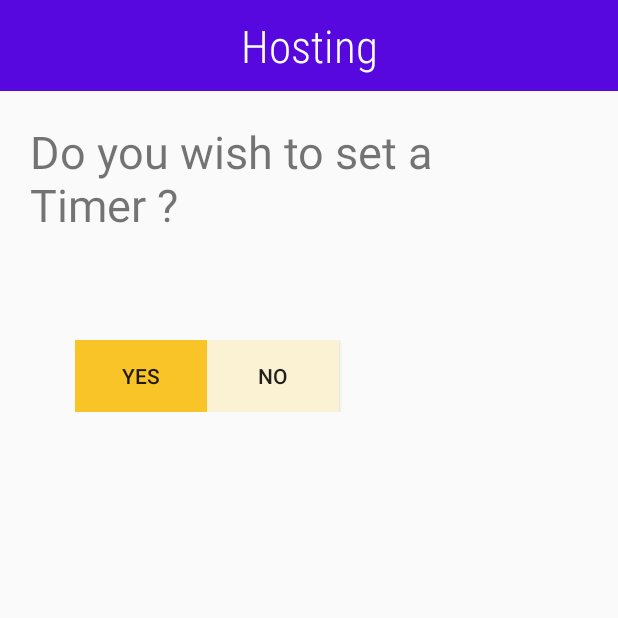
After one commit to sandy13521/Quiz-Generator, an Android app: the StartActivity screen opened directly, with no data from a screen before it, on a phone screen of 412 x 824 dp, the top half of it. The commit adds this screen. Run offline under Robolectric (Android 15) with nearby library versions, the phone set to English and light mode, and no system bars.

Commit message:
Fixing Bugs.

```diff
--- a/app/build.gradle
+++ b/app/build.gradle
@@ -2,7 +2,7 @@ apply plugin: 'com.android.application'
 apply plugin: 'com.google.gms.google-services'
 android {
     compileSdkVersion 29
-    buildToolsVersion"29.0.2"
+    buildToolsVersion "29.0.2"
     defaultConfig {
         applicationId "com.example.quizgenerator"
         minSdkVersion 24
@@ -33,6 +33,7 @@ dependencies {
     implementation 'com.firebaseui:firebase-ui-auth:6.2.0'
     implementation 'com.google.firebase:firebase-auth:19.3.1'
     implementation 'com.google.android.gms:play-services-auth:18.0.0'
+    implementation 'com.google.android.material:material:1.2.0-alpha02'
 }
 configurations.all {
     resolutionStrategy.eachDependency { DependencyResolveDetails details ->
@@ -42,4 +43,5 @@ configurations.all {
                 details.useVersion "${targetSdk}.+"
             }
         }
-    }}
+    }
+}
--- a/app/src/main/AndroidManifest.xml
+++ b/app/src/main/AndroidManifest.xml
@@ -9,7 +9,8 @@
         android:roundIcon="@mipmap/ic_launcher_round"
         android:supportsRtl="true"
         android:theme="@style/AppTheme">
-        <activity android:name=".Dashboard"></activity>
+        <activity android:name=".StartActivity" />
+        <activity android:name=".Dashboard" />
         <activity android:name=".SignUpActivity" />
         <activity android:name=".LoginActivity" />
         <activity android:name=".ListOfQuizs" />
--- a/app/src/main/java/com/example/quizgenerator/Question.java
+++ b/app/src/main/java/com/example/quizgenerator/Question.java
@@ -81,6 +81,7 @@ public class Question extends AppCompatActivity {
             intent.putExtra("update", true);
         }
         startActivity(intent);
+        finish();
     }
 
     //Handling Addition of new Edit text for Options in case it is not picked up by Firebas eml.
--- a/app/src/main/java/com/example/quizgenerator/SignUpActivity.java
+++ b/app/src/main/java/com/example/quizgenerator/SignUpActivity.java
@@ -76,7 +76,7 @@ public class SignUpActivity extends AppCompatActivity {
                                                             mAuth.signOut();
 
                                                             //Go Back to Login Page.
-                                                            Intent intent = new Intent(SignUpActivity.this, LoginActivity.class);
+                                                            Intent intent = new Intent(SignUpActivity.this, Dashboard.class);
                                                             intent.putExtra("registration", true);
                                                             startActivity(intent);
                                                             finish();
--- /dev/null
+++ b/app/src/main/java/com/example/quizgenerator/StartActivity.java
@@ -0,0 +1,69 @@
+package com.example.quizgenerator;
+
+import android.content.Intent;
+import android.os.Bundle;
+import android.view.View;
+import android.widget.Button;
+import android.widget.EditText;
+
+import androidx.appcompat.app.ActionBar;
+import androidx.appcompat.app.AlertDialog;
+import androidx.appcompat.app.AppCompatActivity;
+
+public class StartActivity extends AppCompatActivity {
+    //Declaring Variables.
+    public Button yesButton;
+    public Button noButton;
+    public Button startButton;
+    public EditText minutesEditText;
+
+
+    @Override
+    protected void onCreate(Bundle savedInstanceState) {
+        super.onCreate(savedInstanceState);
+        setContentView(R.layout.activity_start);
+
+        ActionBar actionbar = getSupportActionBar();
+        actionbar.hide();
+
+        //Initializing Variables.
+        yesButton = findViewById(R.id.yes_button);
+        noButton = findViewById(R.id.no_button);
+        startButton = findViewById(R.id.start_button);
+        minutesEditText = findViewById(R.id.minutes_edit_text);
+
+        yesButton.setOnClickListener(new View.OnClickListener() {
+            @Override
+            public void onClick(View v) {
+                startButton.setVisibility(View.VISIBLE);
+                minutesEditText.setVisibility(View.VISIBLE);
+            }
+        });
+
+        noButton.setOnClickListener(new View.OnClickListener() {
+            @Override
+            public void onClick(View v) {
+                Intent intent = new Intent(StartActivity.this, HostActivity.class);
+                intent.putExtra("QuizName", getIntent().getExtras().getString("QuizName"));
+            }
+        });
+
+        startButton.setOnClickListener(new View.OnClickListener() {
+            @Override
+            public void onClick(View v) {
+                Intent intent = new Intent(StartActivity.this, HostActivity.class);
+                intent.putExtra("QuizName", getIntent().getExtras().getString("QuizName"));
+                if (minutesEditText.getText().toString() != "") {
+                    intent.putExtra("Timer", minutesEditText.getText());
+                } else {
+                    AlertDialog.Builder alert = new AlertDialog.Builder(StartActivity.this);
+                    alert.setTitle("Missing Something!");
+                    alert.setMessage("Please Enter the Duration of the Quiz in minutes");
+                    alert.setPositiveButton("OK", null);
+                    alert.show();
+                }
+            }
+        });
+
+    }
+}
--- /dev/null
+++ b/app/src/main/res/layout/activity_start.xml
@@ -0,0 +1,78 @@
+<?xml version="1.0" encoding="utf-8"?>
+<androidx.constraintlayout.widget.ConstraintLayout xmlns:android="http://schemas.android.com/apk/res/android"
+    xmlns:tools="http://schemas.android.com/tools"
+    android:layout_width="match_parent"
+    android:layout_height="match_parent"
+    tools:context=".StartActivity">
+
+    <LinearLayout
+        android:layout_width="match_parent"
+        android:layout_height="match_parent"
+        android:orientation="vertical">
+
+        <TextView
+            android:layout_width="match_parent"
+            android:layout_height="wrap_content"
+            android:background="#5608DF"
+            android:fontFamily="sans-serif-condensed-light"
+            android:padding="10dp"
+            android:text="Hosting"
+            android:textAlignment="center"
+            android:textColor="#FFFFFF"
+            android:textSize="30sp" />
+
+        <TextView
+            android:layout_width="match_parent"
+            android:layout_height="wrap_content"
+            android:layout_margin="20dp"
+            android:text="Do you wish to set a Timer ?"
+            android:textSize="30sp" />
+
+        <LinearLayout
+            android:layout_width="match_parent"
+            android:layout_height="wrap_content"
+            android:layout_margin="50dp"
+            android:orientation="horizontal">
+
+            <Button
+                android:id="@+id/yes_button"
+                android:layout_width="wrap_content"
+                android:layout_height="wrap_content"
+                android:layout_gravity="start"
+                android:background="#F8C427"
+                android:padding="8dp"
+                android:text="YES" />
+
+            <Button
+                android:id="@+id/no_button"
+                android:layout_width="wrap_content"
+                android:layout_height="wrap_content"
+                android:layout_gravity="end"
+                android:background="#FBF2D4"
+                android:padding="8dp"
+                android:text="NO" />
+        </LinearLayout>
+
+        <EditText
+            android:id="@+id/minutes_edit_text"
+            android:layout_width="match_parent"
+            android:layout_height="wrap_content"
+            android:layout_marginTop="50dp"
+            android:hint="Minutes"
+            android:inputType="number"
+            android:maxLength="4"
+            android:layout_margin="20dp"
+            android:visibility="gone" />
+
+        <Button
+            android:id="@+id/start_button"
+            android:layout_width="wrap_content"
+            android:layout_height="wrap_content"
+            android:layout_gravity="center"
+            android:layout_marginTop="30dp"
+            android:background="@color/colorAccent"
+            android:text="Start"
+            android:textColor="#FFFFFF"
+            android:visibility="gone" />
+    </LinearLayout>
+</androidx.constraintlayout.widget.ConstraintLayout>
```
Also changed, not shown: app/src/main/java/com/example/quizgenerator/Dashboard.java (+10 -2 lines), app/src/main/java/com/example/quizgenerator/ListOfQuizs.java (+28 -9 lines), app/src/main/java/com/example/quizgenerator/listOfQuestions.java (+14 -13 lines), app/src/main/java/com/example/quizgenerator/previewOfQuestion.java (+10 -0 lines), app/src/main/res/drawable/ic_add_circle_black_24dp.xml (added, +10 -0 lines), app/src/main/res/drawable/ic_add_white_24dp.xml (added, +10 -0 lines), app/src/main/res/layout/activity_dashboard.xml (+19 -2 lines), app/src/main/res/layout/activity_list_of_questions.xml (+23 -17 lines), app/src/main/res/layout/activity_list_of_quizs.xml (+25 -35 lines), app/src/main/res/layout/activity_login.xml (+6 -5 lines).
